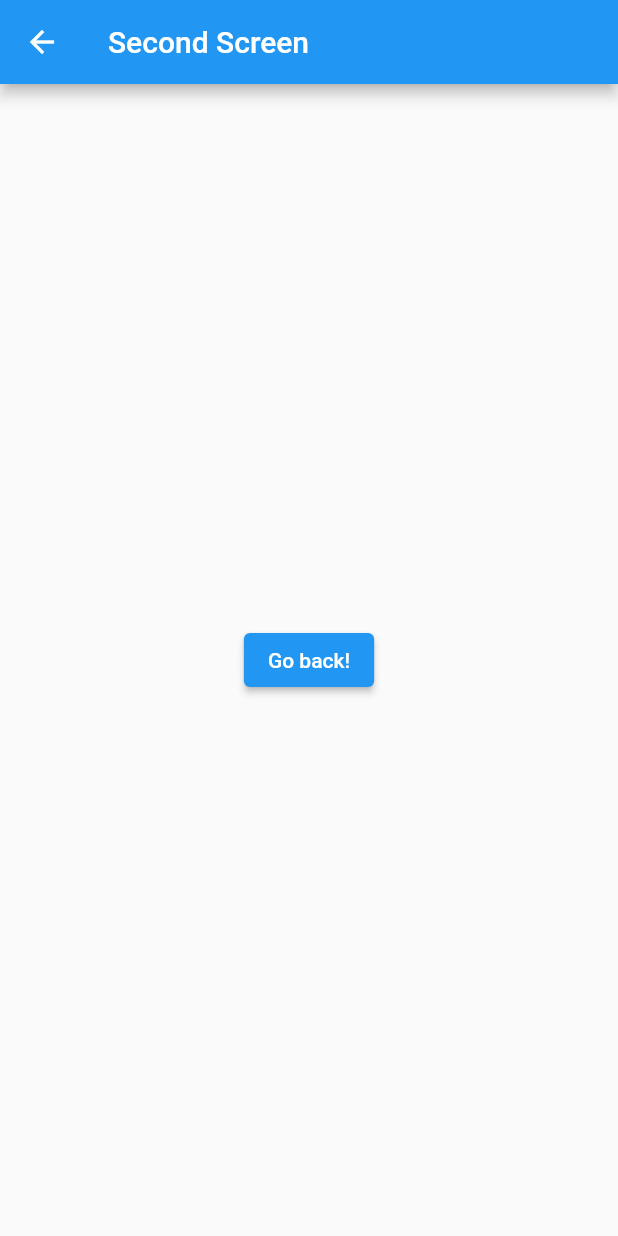
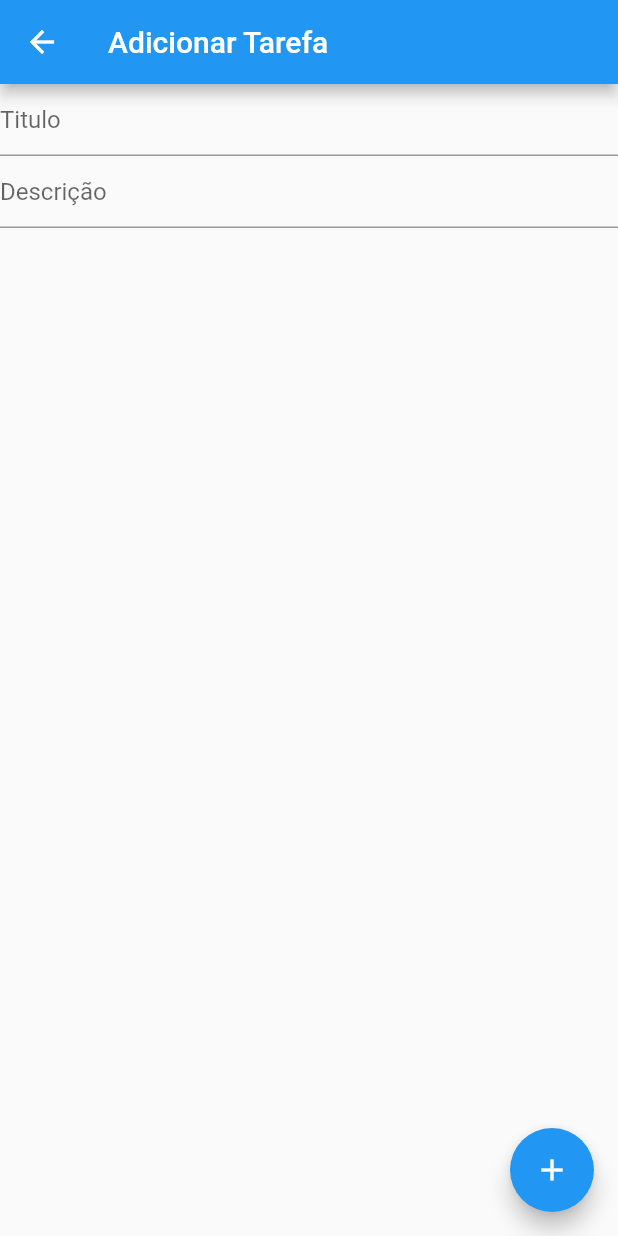
Before and after one commit to jmateusps16/exercicioTodo, a Flutter app: the PaginaAdicionarTarefa screen opened by its route, on a phone screen of 412 x 824 dp. Run offline on Flutter 3.47's test engine with Material 2 defaults, Android fonts, the light colour scheme and no system bars.

Commit message:
Adicionando campos de texto

```diff
--- a/lib/view/pagina_adicionar_tarefa.dart
+++ b/lib/view/pagina_adicionar_tarefa.dart
@@ -6,20 +6,45 @@ class PaginaAdicionarTarefa extends StatelessWidget {
   @override
   Widget build(BuildContext context) {
     return Scaffold(
-      appBar: AppBar(
-        title: const Text('Second Screen'),
-      ),
-      body: Center(
-        child: ElevatedButton(
-          // Within the SecondScreen widget
+        appBar: AppBar(
+          title: const Text('Adicionar Tarefa'),
+        ),
+        body: Center(
+          child: Column(
+            children: [
+              TextFormField(
+                keyboardType: const TextInputType.numberWithOptions(
+                  signed: true,
+                ),
+                textInputAction: TextInputAction.send,
+                decoration: const InputDecoration(hintText: 'Titulo'),
+                onFieldSubmitted: (value) async {
+                  // final company = await homeController.getCompany(value);
+                  // razaoController.text = company.razaoSocial;
+                },
+              ),
+              TextFormField(
+                // controller: razaoController,
+                decoration: const InputDecoration(hintText: 'Descrição'),
+              ),
+              const SizedBox(height: 16),
+            ],
+          ),
+        ),
+        floatingActionButton: FloatingActionButton(
           onPressed: () {
-            // Navigate back to the first screen by popping the current route
-            // off the stack.
+            // homeController.createCompany(CompanyModel(
+            //   cnpjController.text,
+            //   razaoController.text,
+            //   'fantasia',
+            //   'logradouro',
+            //   '1',
+            //   [Cnae(1, 'cnae1')],
+            // ));
             Navigator.pop(context);
           },
-          child: const Text('Go back!'),
-        ),
-      ),
-    );
+          backgroundColor: Colors.blue,
+          child: const Icon(Icons.add),
+        ));
   }
 }
```
